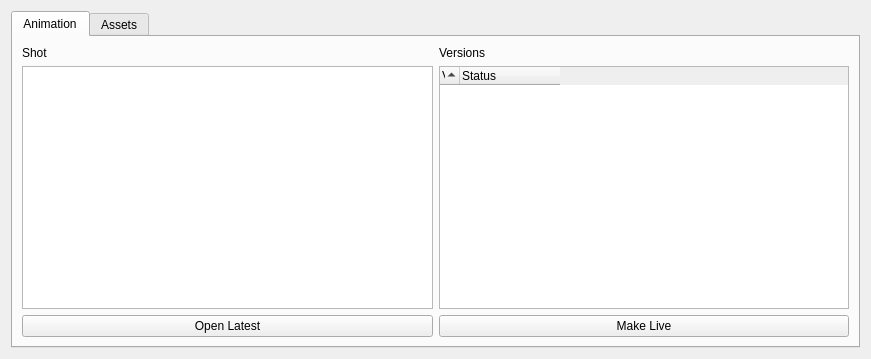
Old version of the form src/calabash/scripts/pipeman/pipeman_ui.ui in the repository thomasjmoore/Calabash-Tools.
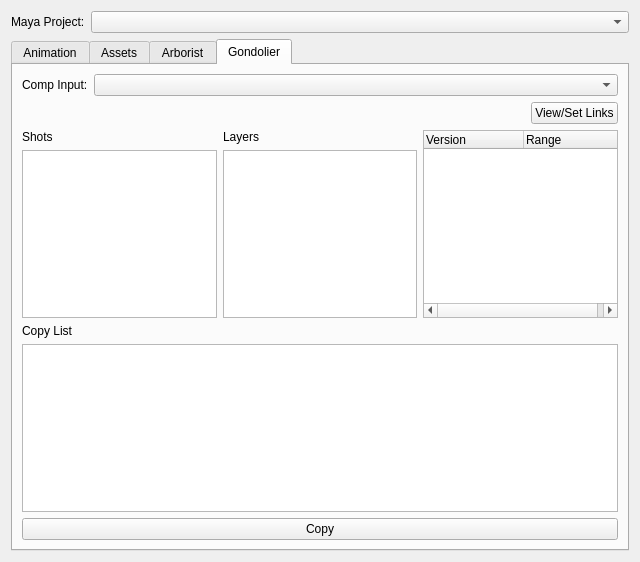
New version of the form.

Commit message: Gondolier Tool for copying images to comp input fixed typo in arborist project creation

The edit to the form file:
```diff
--- a/src/calabash/scripts/pipeman/pipeman_ui.ui
+++ b/src/calabash/scripts/pipeman/pipeman_ui.ui
@@ -6,8 +6,8 @@
    <rect>
     <x>0</x>
     <y>0</y>
-    <width>871</width>
-    <height>359</height>
+    <width>640</width>
+    <height>562</height>
    </rect>
   </property>
   <property name="windowTitle">
@@ -17,7 +17,7 @@
    <item row="1" column="0">
     <widget class="QTabWidget" name="tabWidget_pipeman">
      <property name="currentIndex">
-      <number>0</number>
+      <number>3</number>
      </property>
      <widget class="QWidget" name="pipeman_anim">
       <attribute name="title">
@@ -368,8 +368,308 @@
        </item>
       </layout>
      </widget>
+     <widget class="QWidget" name="arborist">
+      <attribute name="title">
+       <string>Arborist</string>
+      </attribute>
+      <layout class="QVBoxLayout" name="verticalLayout_2">
+       <item>
+        <layout class="QHBoxLayout" name="horizontalLayout_11">
+         <item>
+          <widget class="QLabel" name="label_7">
+           <property name="text">
+            <string>Project Destination:</string>
+           </property>
+          </widget>
+         </item>
+         <item>
+          <widget class="QLineEdit" name="lineEdit_arb_projPath">
+           <property name="text">
+            <string/>
+           </property>
+           <property name="placeholderText">
+            <string/>
+           </property>
+          </widget>
+         </item>
+         <item>
+          <widget class="QPushButton" name="pushButton_arb_projBrowse">
+           <property name="text">
+            <string>Browse</string>
+           </property>
+          </widget>
+         </item>
+        </layout>
+       </item>
+       <item>
+        <layout class="QHBoxLayout" name="horizontalLayout_13">
+         <item>
+          <widget class="QLabel" name="label_5">
+           <property name="text">
+            <string>Commands:</string>
+           </property>
+           <property name="alignment">
+            <set>Qt::AlignLeading|Qt::AlignLeft|Qt::AlignTop</set>
+           </property>
+          </widget>
+         </item>
+         <item>
+          <widget class="QTextEdit" name="textEdit_arb_commands"/>
+         </item>
+         <item>
+          <widget class="QPushButton" name="pushButton_arb_exe">
+           <property name="sizePolicy">
+            <sizepolicy hsizetype="Minimum" vsizetype="Expanding">
+             <horstretch>0</horstretch>
+             <verstretch>0</verstretch>
+            </sizepolicy>
+           </property>
+           <property name="text">
+            <string>Execute</string>
+           </property>
+          </widget>
+         </item>
+        </layout>
+       </item>
+       <item>
+        <layout class="QHBoxLayout" name="horizontalLayout_14">
+         <item>
+          <widget class="QTextBrowser" name="textBrowser">
+           <property name="sizePolicy">
+            <sizepolicy hsizetype="Expanding" vsizetype="Fixed">
+             <horstretch>0</horstretch>
+             <verstretch>0</verstretch>
+            </sizepolicy>
+           </property>
+           <property name="minimumSize">
+            <size>
+             <width>0</width>
+             <height>160</height>
+            </size>
+           </property>
+           <property name="maximumSize">
+            <size>
+             <width>16777215</width>
+             <height>125</height>
+            </size>
+           </property>
+           <property name="html">
+            <string>&lt;!DOCTYPE HTML PUBLIC &quot;-//W3C//DTD HTML 4.0//EN&quot; &quot;http://www.w3.org/TR/REC-html40/strict.dtd&quot;&gt;
+&lt;html&gt;&lt;head&gt;&lt;meta name=&quot;qrichtext&quot; content=&quot;1&quot; /&gt;&lt;style type=&quot;text/css&quot;&gt;
+p, li { white-space: pre-wrap; }
+&lt;/style&gt;&lt;/head&gt;&lt;body style=&quot; font-family:'MS Shell Dlg 2'; font-size:8.25pt; font-weight:400; font-style:normal;&quot;&gt;
+&lt;p style=&quot; margin-top:0px; margin-bottom:0px; margin-left:0px; margin-right:0px; -qt-block-indent:0; text-indent:0px;&quot;&gt;Each line is a command.  Each line must begin with a project name.&lt;/p&gt;
+&lt;p style=&quot;-qt-paragraph-type:empty; margin-top:0px; margin-bottom:0px; margin-left:0px; margin-right:0px; -qt-block-indent:0; text-indent:0px;&quot;&gt;&lt;br /&gt;&lt;/p&gt;
+&lt;p style=&quot; margin-top:0px; margin-bottom:0px; margin-left:0px; margin-right:0px; -qt-block-indent:0; text-indent:0px;&quot;&gt;Example:&lt;/p&gt;
+&lt;p style=&quot;-qt-paragraph-type:empty; margin-top:0px; margin-bottom:0px; margin-left:0px; margin-right:0px; -qt-block-indent:0; text-indent:0px;&quot;&gt;&lt;br /&gt;&lt;/p&gt;
+&lt;p style=&quot; margin-top:0px; margin-bottom:0px; margin-left:0px; margin-right:0px; -qt-block-indent:0; text-indent:0px;&quot;&gt;&lt;span style=&quot; font-style:italic;&quot;&gt;Create a project 'Starkist', a spot 'SK_BPouch_shots' with 5 shots, a character asset 'Charlie', and add a shot to spot ''Chicken_shots&lt;/span&gt;&lt;/p&gt;
+&lt;p style=&quot; margin-top:0px; margin-bottom:0px; margin-left:0px; margin-right:0px; -qt-block-indent:0; text-indent:0px;&quot;&gt;Starkist create project &lt;/p&gt;
+&lt;p style=&quot; margin-top:0px; margin-bottom:0px; margin-left:0px; margin-right:0px; -qt-block-indent:0; text-indent:0px;&quot;&gt;Starkist create spot SK_BPouch_shots 5&lt;/p&gt;
+&lt;p style=&quot; margin-top:0px; margin-bottom:0px; margin-left:0px; margin-right:0px; -qt-block-indent:0; text-indent:0px;&quot;&gt;Starkist create asset character Charlie&lt;/p&gt;
+&lt;p style=&quot; margin-top:0px; margin-bottom:0px; margin-left:0px; margin-right:0px; -qt-block-indent:0; text-indent:0px;&quot;&gt;Starkist create shot Chicken_shots/sh080&lt;/p&gt;
+&lt;p style=&quot;-qt-paragraph-type:empty; margin-top:0px; margin-bottom:0px; margin-left:0px; margin-right:0px; -qt-block-indent:0; text-indent:0px;&quot;&gt;&lt;br /&gt;&lt;/p&gt;&lt;/body&gt;&lt;/html&gt;</string>
+           </property>
+          </widget>
+         </item>
+        </layout>
+       </item>
+      </layout>
+     </widget>
+     <widget class="QWidget" name="tab">
+      <attribute name="title">
+       <string>Gondolier</string>
+      </attribute>
+      <layout class="QVBoxLayout" name="verticalLayout_10">
+       <item>
+        <layout class="QVBoxLayout" name="verticalLayout_5">
+         <item>
+          <layout class="QHBoxLayout" name="horizontalLayout_16">
+           <item>
+            <widget class="QLabel" name="label_9">
+             <property name="text">
+              <string>Comp Input:</string>
+             </property>
+            </widget>
+           </item>
+           <item>
+            <widget class="QComboBox" name="comboBox_gondo_compproject">
+             <property name="sizePolicy">
+              <sizepolicy hsizetype="Expanding" vsizetype="Fixed">
+               <horstretch>0</horstretch>
+               <verstretch>0</verstretch>
+              </sizepolicy>
+             </property>
+             <property name="contextMenuPolicy">
+              <enum>Qt::CustomContextMenu</enum>
+             </property>
+            </widget>
+           </item>
+          </layout>
+         </item>
+        </layout>
+       </item>
+       <item>
+        <layout class="QHBoxLayout" name="horizontalLayout_20">
+         <item>
+          <spacer name="horizontalSpacer">
+           <property name="orientation">
+            <enum>Qt::Horizontal</enum>
+           </property>
+           <property name="sizeHint" stdset="0">
+            <size>
+             <width>40</width>
+             <height>20</height>
+            </size>
+           </property>
+          </spacer>
+         </item>
+         <item>
+          <widget class="QPushButton" name="pushButton_gondo_setlinks">
+           <property name="text">
+            <string>View/Set Links</string>
+           </property>
+          </widget>
+         </item>
+        </layout>
+       </item>
+       <item>
+        <layout class="QHBoxLayout" name="horizontalLayout_17">
+         <item>
+          <layout class="QVBoxLayout" name="verticalLayout_6">
+           <item>
+            <widget class="QLabel" name="label_10">
+             <property name="text">
+              <string>Shots</string>
+             </property>
+            </widget>
+           </item>
+           <item>
+            <widget class="QListWidget" name="listWidget_gondo_shots">
+             <property name="sortingEnabled">
+              <bool>true</bool>
+             </property>
+            </widget>
+           </item>
+          </layout>
+         </item>
+         <item>
+          <layout class="QVBoxLayout" name="verticalLayout_7">
+           <item>
+            <widget class="QLabel" name="label_11">
+             <property name="text">
+              <string>Layers</string>
+             </property>
+            </widget>
+           </item>
+           <item>
+            <widget class="QListWidget" name="listWidget_gondo_layers">
+             <property name="contextMenuPolicy">
+              <enum>Qt::CustomContextMenu</enum>
+             </property>
+             <property name="selectionMode">
+              <enum>QAbstractItemView::ExtendedSelection</enum>
+             </property>
+             <property name="wordWrap">
+              <bool>true</bool>
+             </property>
+             <property name="selectionRectVisible">
+              <bool>true</bool>
+             </property>
+             <property name="sortingEnabled">
+              <bool>true</bool>
+             </property>
+            </widget>
+           </item>
+          </layout>
+         </item>
+         <item>
+          <layout class="QVBoxLayout" name="verticalLayout_8">
+           <item>
+            <widget class="QTreeWidget" name="treeWidget_gondo_versions">
+             <property name="contextMenuPolicy">
+              <enum>Qt::CustomContextMenu</enum>
+             </property>
+             <column>
+              <property name="text">
+               <string>Version</string>
+              </property>
+             </column>
+             <column>
+              <property name="text">
+               <string>Range</string>
+              </property>
+             </column>
+            </widget>
+           </item>
+          </layout>
+         </item>
+        </layout>
+       </item>
+       <item>
+        <layout class="QVBoxLayout" name="verticalLayout_9">
+         <item>
+          <widget class="QLabel" name="label_13">
+           <property name="text">
+            <string>Copy List</string>
+           </property>
+          </widget>
+         </item>
+         <item>
+          <widget class="QListWidget" name="listWidget_gondo_copylist">
+           <property name="contextMenuPolicy">
+            <enum>Qt::CustomContextMenu</enum>
+           </property>
+           <property name="editTriggers">
+            <set>QAbstractItemView::DoubleClicked</set>
+           </property>
+           <property name="selectionMode">
+            <enum>QAbstractItemView::ExtendedSelection</enum>
+           </property>
+          </widget>
+         </item>
+         <item>
+          <widget class="QPushButton" name="pushButton_gondo_copy">
+           <property name="contextMenuPolicy">
+            <enum>Qt::NoContextMenu</enum>
+           </property>
+           <property name="text">
+            <string>Copy</string>
+           </property>
+          </widget>
+         </item>
+        </layout>
+       </item>
+      </layout>
+     </widget>
     </widget>
    </item>
+   <item row="0" column="0">
+    <layout class="QHBoxLayout" name="horizontalLayout_15">
+     <item>
+      <widget class="QLabel" name="label_8">
+       <property name="text">
+        <string>Maya Project:</string>
+       </property>
+      </widget>
+     </item>
+     <item>
+      <widget class="QComboBox" name="comboBox_mayaproject">
+       <property name="sizePolicy">
+        <sizepolicy hsizetype="Expanding" vsizetype="Fixed">
+         <horstretch>0</horstretch>
+         <verstretch>0</verstretch>
+        </sizepolicy>
+       </property>
+       <property name="contextMenuPolicy">
+        <enum>Qt::CustomContextMenu</enum>
+       </property>
+       <property name="maxVisibleItems">
+        <number>100</number>
+       </property>
+      </widget>
+     </item>
+    </layout>
+   </item>
   </layout>
  </widget>
  <resources/>
```
The commit also changes 4 other files.
